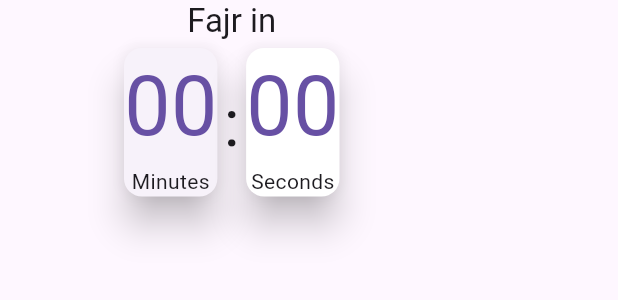
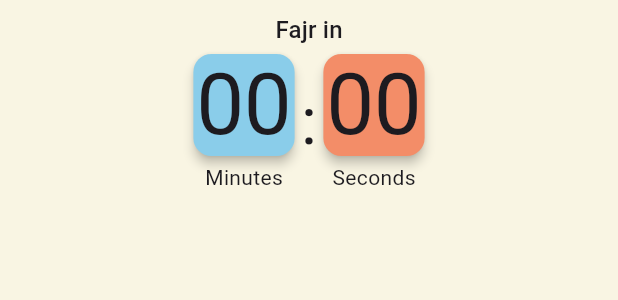
Before and after one commit to ssogut26/namaz_vakti, a Flutter app: the NextPrayerTimeCard widget shown alone on an empty page, opened directly with empty values, on a phone screen of 412 x 824 dp. Shown: the top 300 px of the screen. Run offline on Flutter 3.47's test engine with Material 2 defaults, Android fonts, the phone set to English and light mode, and no system bars; our stand-ins replace connectivity_plus, dropdown_search, equatable, flutter_local_notifications, flutter_riverpod, flutter_svg and 4 more; missing offline and left inert: flutter_qiblah; accounts and stored records are empty; network calls fail; statements that could not run were skipped.

Commit message:
finished notification view

```diff
--- a/lib/app.dart
+++ b/lib/app.dart
@@ -12,6 +12,11 @@ class NamazVaktiApp extends StatelessWidget {
     return MaterialApp(
       theme: ThemeData(
         primarySwatch: Colors.blue,
+        scaffoldBackgroundColor: const Color(0xFFF9F5E3),
+        appBarTheme: const AppBarTheme(
+          backgroundColor: Color(0xFFF9F5E3),
+          elevation: 0,
+        ),
         useMaterial3: true,
       ),
       home: prefs.getString('latitude') != null ||
--- a/lib/screens/home/view_model/countdown.dart
+++ b/lib/screens/home/view_model/countdown.dart
@@ -78,16 +78,16 @@ class _NextPrayerTimeCardState extends ConsumerState<NextPrayerTimeCard>
 
   @override
   Widget build(BuildContext context) {
-    return SizedBox(
-      height: MediaQuery.of(context).size.height * 0.20,
-      width: MediaQuery.of(context).size.width * 0.75,
+    return Padding(
+      padding: const EdgeInsets.all(8),
       child: Column(
         children: [
           Text(
             '$nextPrayerTime in',
-            style: Theme.of(context).textTheme.titleLarge,
+            style: Theme.of(context).textTheme.titleMedium,
           ),
-          Countdown(
+          Align(
+            child: Countdown(
               animation: StepTween(
                 begin: countTimer,
                 end: 0,
@@ -101,6 +101,7 @@ class _NextPrayerTimeCardState extends ConsumerState<NextPrayerTimeCard>
                     ),
               ),
             ),
+          ),
         ],
       ),
     );
@@ -108,7 +109,10 @@ class _NextPrayerTimeCardState extends ConsumerState<NextPrayerTimeCard>
 }
 
 final class Countdown extends AnimatedWidget {
-  Countdown({super.key, this.animation}) : super(listenable: animation!);
+  Countdown({
+    super.key,
+    this.animation,
+  }) : super(listenable: animation!);
   final Animation<int>? animation;
 
   @override
@@ -120,52 +124,61 @@ final class Countdown extends AnimatedWidget {
     return Row(
       mainAxisAlignment: MainAxisAlignment.center,
       children: [
+        Column(
+          children: [
             Card(
-          elevation: 10,
+              elevation: 3,
+              color: const Color(0xFF8ACDEA),
               child: Column(
                 children: [
-              Text(
+                  Padding(
+                    padding: const EdgeInsets.all(2),
+                    child: Text(
                       hourTimer == 0
                           ? minuteTimer.toString().padLeft(2, '0')
                           : hourTimer.toString().padLeft(2, '0'),
-                style: TextStyle(
-                  fontSize: 55,
-                  color: Theme.of(context).primaryColor,
-                ),
-              ),
-              Text(
-                hourTimer == 0 ? 'Minutes' : 'Hours',
-                style: const TextStyle(
-                  fontSize: 14,
+                      style: Theme.of(context).textTheme.displayLarge,
                     ),
                   ),
                 ],
               ),
             ),
-        const Text(':', style: TextStyle(fontSize: 45)),
+            Text(
+              hourTimer == 0 ? 'Minutes' : 'Hours',
+              style: Theme.of(context).textTheme.bodyMedium,
+            ),
+          ],
+        ),
+        const AnimatedOpacity(
+          opacity: 1,
+          duration: Duration(seconds: 1),
+          child: Text(':', style: TextStyle(fontSize: 45)),
+        ),
+        Column(
+          children: [
             Card(
-          color: Colors.white,
-          elevation: 10,
+              color: const Color(0xFFF38D68),
+              elevation: 3,
               child: Column(
                 children: [
-              Text(
+                  Padding(
+                    padding: const EdgeInsets.all(2),
+                    child: Text(
                       hourTimer != 0
                           ? minuteTimer.toString().padLeft(2, '0')
                           : secondTimer.toString().padLeft(2, '0'),
-                style: TextStyle(
-                  fontSize: 55,
-                  color: Theme.of(context).primaryColor,
-                ),
-              ),
-              Text(
-                hourTimer != 0 ? 'Minutes' : 'Seconds',
-                style: const TextStyle(
-                  fontSize: 14,
+                      style: Theme.of(context).textTheme.displayLarge,
                     ),
                   ),
                 ],
               ),
             ),
+            Text(
+              hourTimer != 0 ? 'Minutes' : 'Seconds',
+              style: Theme.of(context).textTheme.bodyMedium,
+            ),
+          ],
+        ),
       ],
     );
   }
```
Also changed, not shown: lib/screens/home/view/home_screen.dart (+19 -9 lines), lib/services/notification.dart (+12 -11 lines). Lines whose indentation alone changed are shown as unchanged.
